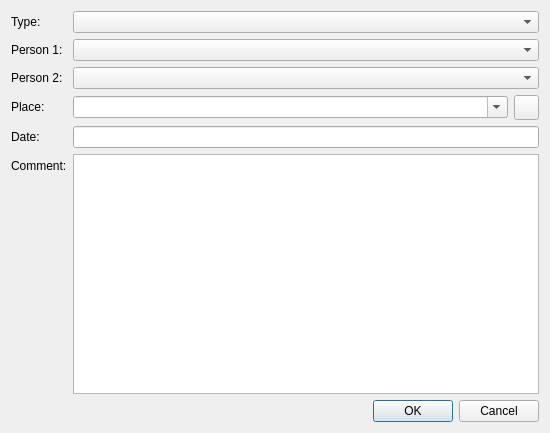
This is dialogs/relationdialog.ui in caybro/pedikree as Qt 5 draws it before an edit. The edited form follows.
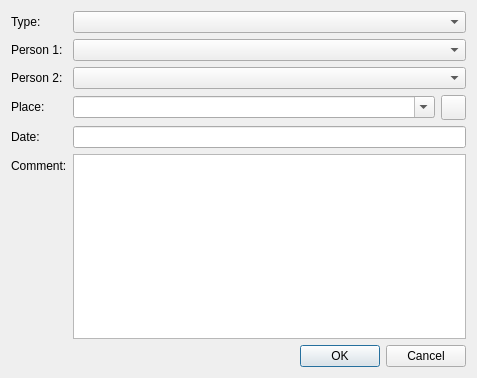
This is the edited form. Icons and pictures are not drawn.

```diff
--- a/dialogs/relationdialog.ui
+++ b/dialogs/relationdialog.ui
@@ -6,8 +6,8 @@
    <rect>
     <x>0</x>
     <y>0</y>
-    <width>550</width>
-    <height>433</height>
+    <width>477</width>
+    <height>378</height>
    </rect>
   </property>
   <property name="windowTitle">
```
Left out of the diff: 4 changed lines with no effect on the pictures.
